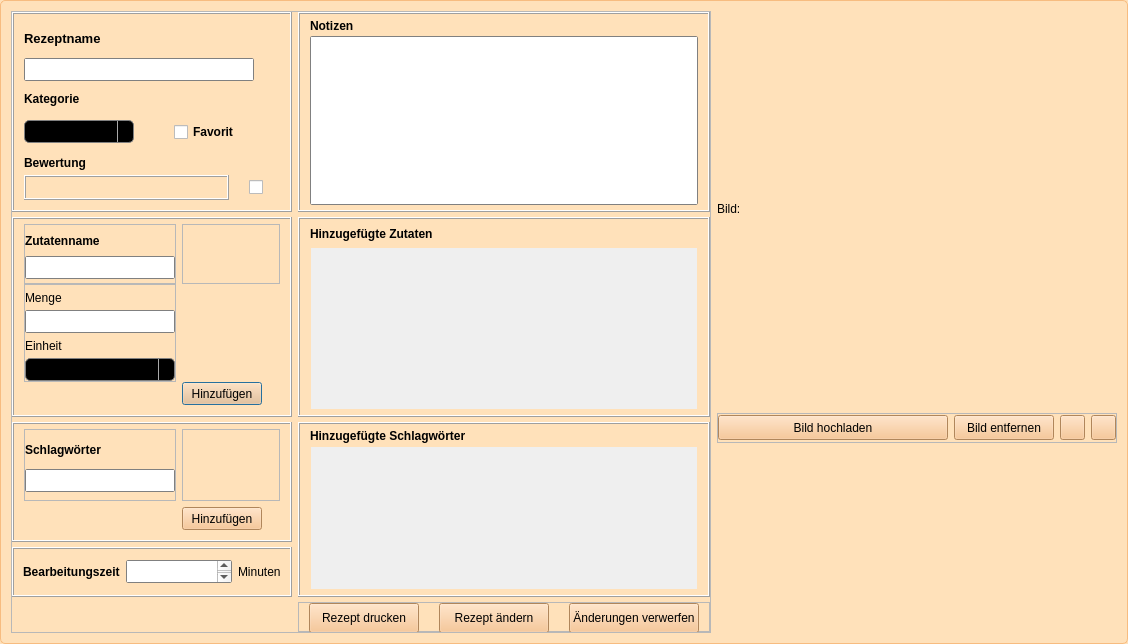
DaDarkDan/CookAndBakeryDb, file changedialog.ui: the form before one commit.
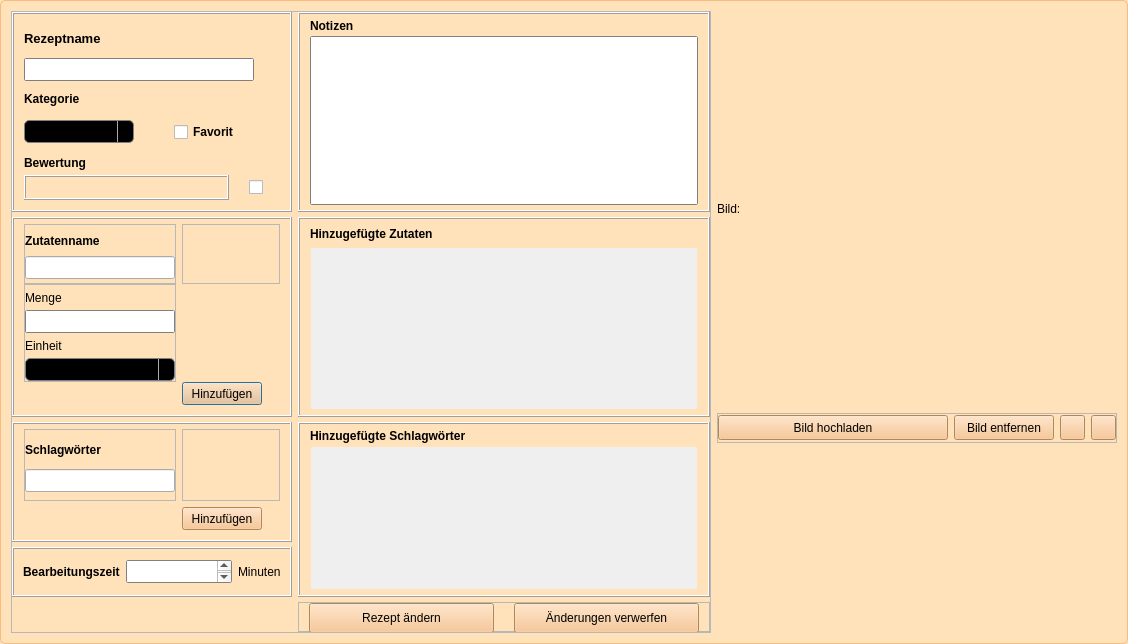
The form after the commit. Icons and pictures are not drawn.

Commit message: Added printing to pdf & bugfixing @ save/delete recipes

The edit to the form file:
```diff
--- a/changedialog.ui
+++ b/changedialog.ui
@@ -481,13 +481,7 @@
              </widget>
             </item>
             <item>
-             <widget class="QTextEdit" name="createIngredientNameTxtEdit">
-              <property name="sizePolicy">
-               <sizepolicy hsizetype="Preferred" vsizetype="Preferred">
-                <horstretch>0</horstretch>
-                <verstretch>0</verstretch>
-               </sizepolicy>
-              </property>
+             <widget class="QLineEdit" name="createIngredientNameLineEdit">
               <property name="minimumSize">
                <size>
                 <width>150</width>
@@ -500,9 +494,6 @@
                 <height>23</height>
                </size>
               </property>
-              <property name="verticalScrollBarPolicy">
-               <enum>Qt::ScrollBarAlwaysOff</enum>
-              </property>
              </widget>
             </item>
            </layout>
@@ -671,13 +662,7 @@
              </widget>
             </item>
             <item>
-             <widget class="QTextEdit" name="createAddedKeywordsTxtEdit">
-              <property name="sizePolicy">
-               <sizepolicy hsizetype="Preferred" vsizetype="Preferred">
-                <horstretch>0</horstretch>
-                <verstretch>0</verstretch>
-               </sizepolicy>
-              </property>
+             <widget class="QLineEdit" name="createKeywordsLineEdit">
               <property name="minimumSize">
                <size>
                 <width>150</width>
@@ -690,9 +675,6 @@
                 <height>23</height>
                </size>
               </property>
-              <property name="verticalScrollBarPolicy">
-               <enum>Qt::ScrollBarAlwaysOff</enum>
-              </property>
              </widget>
             </item>
            </layout>
@@ -971,34 +953,6 @@
          <property name="bottomMargin">
           <number>0</number>
          </property>
-         <item>
-          <widget class="QPushButton" name="createPrintRecipeBtn">
-           <property name="sizePolicy">
-            <sizepolicy hsizetype="Preferred" vsizetype="Preferred">
-             <horstretch>0</horstretch>
-             <verstretch>0</verstretch>
-            </sizepolicy>
-           </property>
-           <property name="minimumSize">
-            <size>
-             <width>110</width>
-             <height>30</height>
-            </size>
-           </property>
-           <property name="maximumSize">
-            <size>
-             <width>16777214</width>
-             <height>30</height>
-            </size>
-           </property>
-           <property name="text">
-            <string>Rezept drucken</string>
-           </property>
-           <property name="autoRepeatDelay">
-            <number>0</number>
-           </property>
-          </widget>
-         </item>
          <item>
           <widget class="QPushButton" name="createChangeBtn">
            <property name="sizePolicy">
```
The commit also changes 13 other files.
